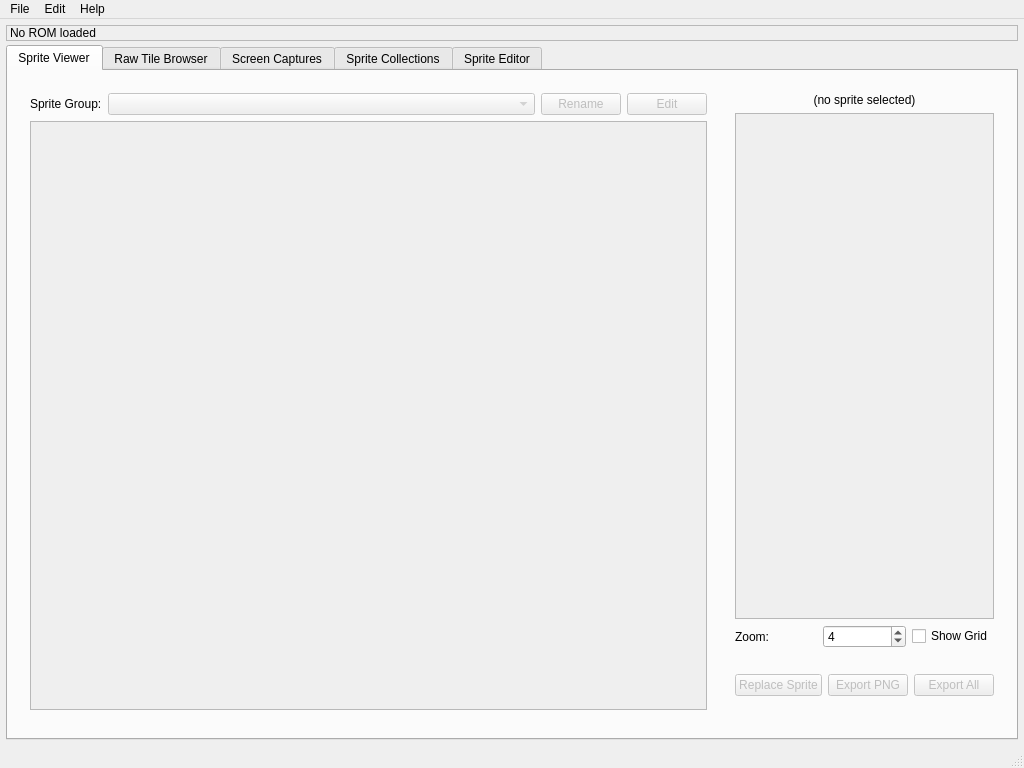
This is sprite-editor/MainWindow.ui in mwales-ai/genesis-hacking as Qt 5 draws it before an edit. The edited form follows.
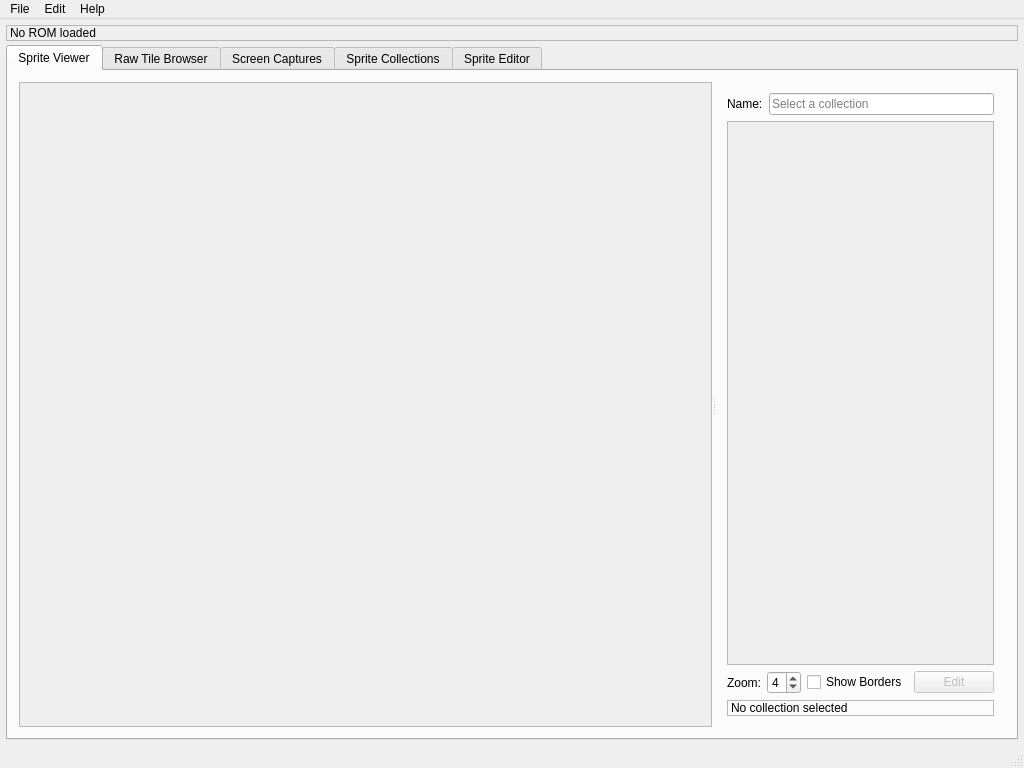
This is the edited form. Custom widgets are drawn as their Qt base class.

Commit message:
Redesign Sprite Viewer to collection-only grid with splitter
Replace the combo box (patterns + collections) with a grid of clickable
collection composite thumbnails. Add a resizable QSplitter between the
grid and a new detail panel with inline name editing, metadata display,
and Show Borders toggle for per-palette-line colored outlines.

Patch:
```diff
--- a/sprite-editor/MainWindow.ui
+++ b/sprite-editor/MainWindow.ui
@@ -41,74 +41,18 @@
        <attribute name="title">
         <string>Sprite Viewer</string>
        </attribute>
-       <layout class="QHBoxLayout" name="spriteViewerLayout">
-        <property name="spacing">
-         <number>6</number>
-        </property>
-        <!-- LEFT PANEL: group selector + sprite sheet grid + palette -->
+       <layout class="QVBoxLayout" name="spriteViewerLayout">
         <item>
-         <widget class="QWidget" name="leftPanel">
-          <property name="minimumWidth">
-           <number>320</number>
+         <widget class="QSplitter" name="theViewerSplitter">
+          <property name="orientation">
+           <enum>Qt::Horizontal</enum>
           </property>
-          <layout class="QVBoxLayout" name="leftLayout">
-           <item>
-            <layout class="QHBoxLayout" name="groupLayout">
-             <item>
-              <widget class="QLabel" name="groupLabel">
-               <property name="text">
-                <string>Sprite Group:</string>
-               </property>
-              </widget>
-             </item>
-             <item>
-              <widget class="QComboBox" name="theGroupCombo">
-               <property name="enabled">
-                <bool>false</bool>
-               </property>
-               <property name="sizePolicy">
-                <sizepolicy hsizetype="Expanding" vsizetype="Fixed">
-                 <horstretch>1</horstretch>
-                 <verstretch>0</verstretch>
-                </sizepolicy>
-               </property>
-              </widget>
-             </item>
-             <item>
-              <widget class="QPushButton" name="theRenameButton">
-               <property name="text">
-                <string>Rename</string>
-               </property>
-               <property name="enabled">
-                <bool>false</bool>
-               </property>
-               <property name="toolTip">
-                <string>Rename the selected sprite collection</string>
-               </property>
-              </widget>
-             </item>
-             <item>
-              <widget class="QPushButton" name="theEditFromViewerButton">
-               <property name="text">
-                <string>Edit</string>
-               </property>
-               <property name="enabled">
-                <bool>false</bool>
-               </property>
-               <property name="toolTip">
-                <string>Open the selected sprite/collection in the Sprite Editor</string>
-               </property>
-              </widget>
-             </item>
-            </layout>
-           </item>
-           <!-- SpriteSheetWidget inside a scroll area -->
-           <item>
+          <!-- LEFT: collection grid -->
             <widget class="QScrollArea" name="theSpriteScrollArea">
              <property name="sizePolicy">
               <sizepolicy hsizetype="Expanding" vsizetype="Expanding">
-               <horstretch>0</horstretch>
-               <verstretch>1</verstretch>
+             <horstretch>1</horstretch>
+             <verstretch>0</verstretch>
               </sizepolicy>
              </property>
              <property name="widgetResizable">
@@ -116,35 +60,29 @@
              </property>
              <widget class="SpriteSheetWidget" name="theSpriteSheet"/>
             </widget>
-           </item>
-           <!-- PaletteWidget (promoted) -->
+          <!-- RIGHT: detail panel -->
+          <widget class="QWidget" name="viewerDetailPanel">
+           <layout class="QVBoxLayout" name="viewerDetailLayout">
+            <!-- Name editor -->
            <item>
-            <widget class="PaletteWidget" name="thePaletteDisplay"/>
-           </item>
-          </layout>
-         </widget>
-        </item>
-        <!-- RIGHT PANEL: detail view, zoom controls, replace button -->
+             <layout class="QHBoxLayout" name="viewerNameLayout">
         <item>
-         <widget class="QWidget" name="rightPanel">
-          <property name="minimumWidth">
-           <number>200</number>
-          </property>
-          <property name="maximumWidth">
-           <number>400</number>
-          </property>
-          <layout class="QVBoxLayout" name="rightLayout">
-           <item>
-            <widget class="QLabel" name="theSpriteName">
+               <widget class="QLabel" name="viewerNameLabel">
              <property name="text">
-              <string>(no sprite selected)</string>
-             </property>
-             <property name="alignment">
-              <set>Qt::AlignCenter</set>
+                 <string>Name:</string>
+                </property>
+               </widget>
+              </item>
+              <item>
+               <widget class="QLineEdit" name="theViewerNameEdit">
+                <property name="placeholderText">
+                 <string>Select a collection</string>
              </property>
             </widget>
            </item>
-           <!-- TileCanvasWidget (promoted) inside a scroll area for large sprites -->
+             </layout>
+            </item>
+            <!-- Detail view -->
            <item>
             <widget class="QScrollArea" name="theDetailScrollArea">
              <property name="sizePolicy">
@@ -159,9 +97,9 @@
              <widget class="TileCanvasWidget" name="theSpriteDetail"/>
             </widget>
            </item>
-           <!-- Zoom + grid controls -->
+            <!-- Zoom + borders + edit -->
            <item>
-            <layout class="QHBoxLayout" name="zoomLayout">
+             <layout class="QHBoxLayout" name="viewerControlsLayout">
              <item>
               <widget class="QLabel" name="zoomLabel">
                <property name="text">
@@ -185,75 +123,41 @@
              <item>
               <widget class="QCheckBox" name="theGridCheck">
                <property name="text">
-                <string>Show Grid</string>
+                 <string>Show Borders</string>
+                </property>
+               </widget>
+              </item>
+              <item>
+               <widget class="QPushButton" name="theEditFromViewerButton">
+                <property name="text">
+                 <string>Edit</string>
+                </property>
+                <property name="enabled">
+                 <bool>false</bool>
+                </property>
+                <property name="toolTip">
+                 <string>Open the selected collection in the Sprite Editor</string>
                </property>
               </widget>
              </item>
             </layout>
            </item>
-           <!-- Offset info label -->
+            <!-- Info label -->
            <item>
-            <widget class="QLabel" name="theOffsetLabel">
+             <widget class="QLabel" name="theViewerInfoLabel">
              <property name="text">
-              <string></string>
+               <string>No collection selected</string>
              </property>
              <property name="wordWrap">
               <bool>true</bool>
              </property>
-            </widget>
-           </item>
-           <!-- Action buttons -->
-           <item>
-            <layout class="QHBoxLayout" name="actionLayout">
-             <item>
-              <widget class="QPushButton" name="theReplaceButton">
-               <property name="text">
-                <string>Replace Sprite</string>
-               </property>
-               <property name="enabled">
-                <bool>false</bool>
-               </property>
-              </widget>
-             </item>
-             <item>
-              <widget class="QPushButton" name="theExportButton">
-               <property name="text">
-                <string>Export PNG</string>
-               </property>
-               <property name="enabled">
-                <bool>false</bool>
-               </property>
-              </widget>
-             </item>
-             <item>
-              <widget class="QPushButton" name="theExportAllButton">
-               <property name="text">
-                <string>Export All</string>
-               </property>
-               <property name="enabled">
-                <bool>false</bool>
-               </property>
-               <property name="toolTip">
-                <string>Export all sprites in the current group as individual PNG files</string>
-               </property>
-              </widget>
-             </item>
-            </layout>
-           </item>
-           <item>
-            <spacer>
-             <property name="orientation">
-              <enum>Qt::Vertical</enum>
-             </property>
-             <property name="sizeHint" stdset="0">
-              <size>
-               <width>20</width>
-               <height>20</height>
-              </size>
-             </property>
-            </spacer>
-           </item>
-          </layout>
+              <property name="frameShape">
+               <enum>QFrame::StyledPanel</enum>
+              </property>
+             </widget>
+            </item>
+           </layout>
+          </widget>
          </widget>
         </item>
        </layout>
```
Left out of the diff: 8 changed lines with no effect on the pictures. Lines whose indentation alone changed are shown as unchanged. The commit also changes 2 other files.
